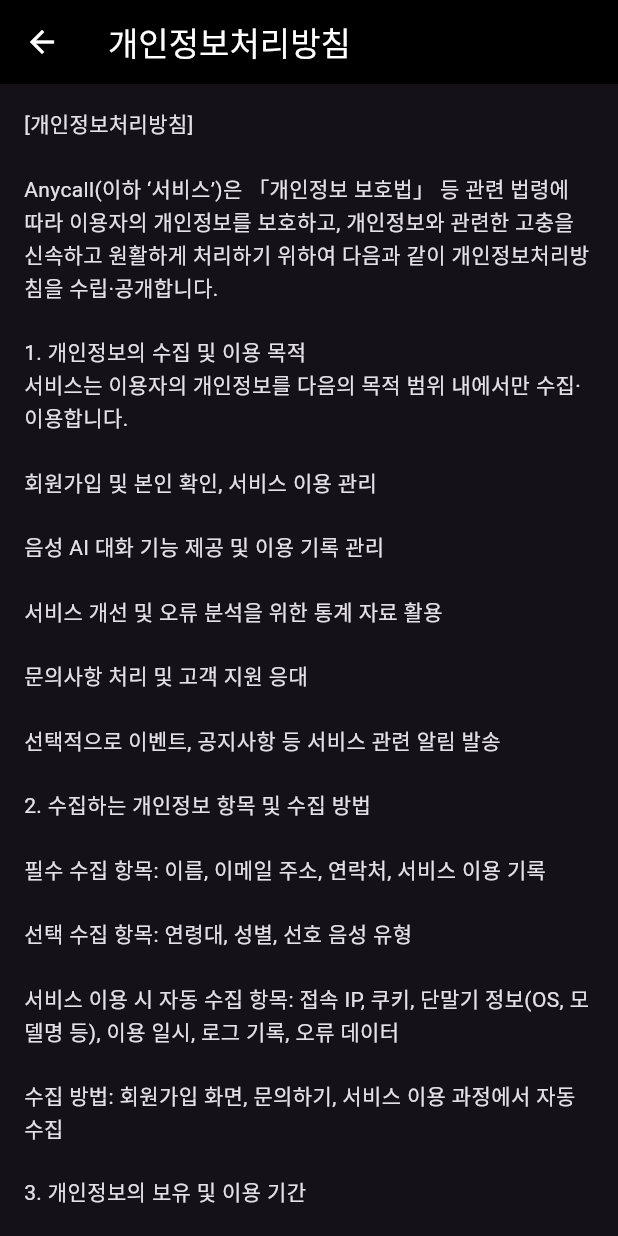
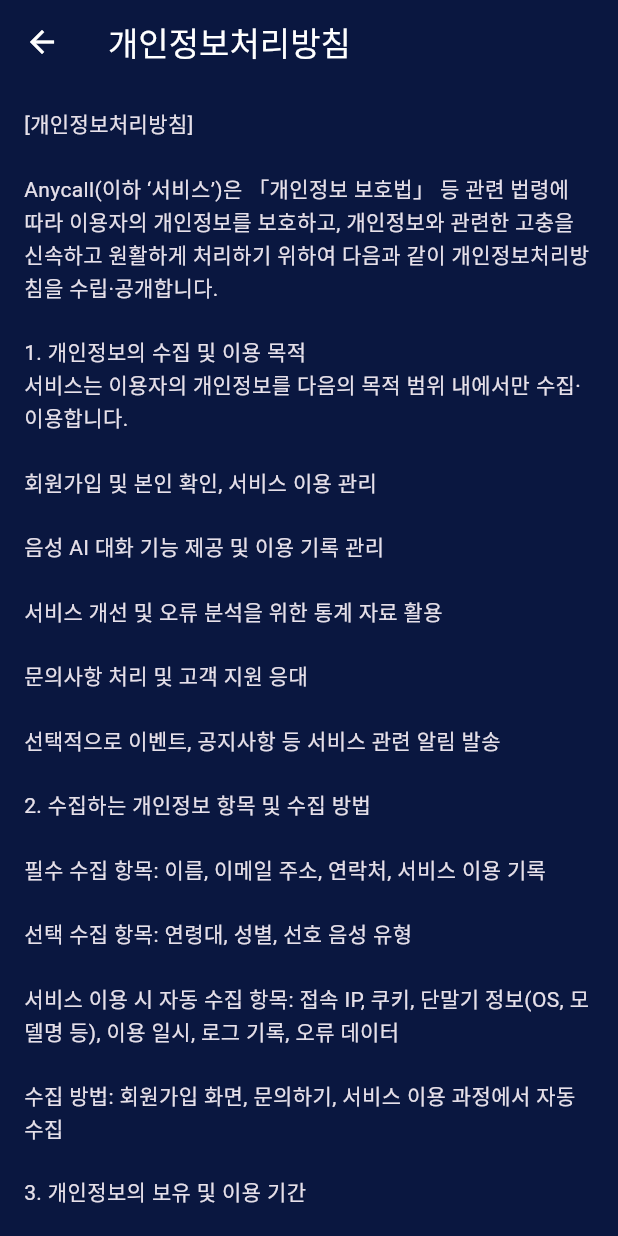
Before and after one commit to 25-2-fall-capstonedesign2/frontend, a Flutter app: the PrivacyPolicyScreen screen opened directly, on a phone screen of 412 x 824 dp. Run offline on Flutter 3.47's test engine with Material 3 defaults, Android fonts, the phone set to English and light mode, and no system bars; our stand-ins replace flutter_secure_storage; missing offline and left inert: window_manager; accounts and stored records are empty.

Commit message:
[MOD] 약관 화면 배경색 변경

```diff
--- a/lib/api_service.dart
+++ b/lib/api_service.dart
@@ -3,7 +3,7 @@
 import 'package:flutter_secure_storage/flutter_secure_storage.dart';
 
 class ApiService {
-  //********* 실제 서버 주소로 변경하기! *********//
+  //********* 실제 벡엔드에서 설정한 서버 주소로 변경하기! *********//
   static const String _baseUrl = 'http://localhost:8080';
   static const _storage = FlutterSecureStorage();
 
--- a/lib/commons/app_colors.dart
+++ b/lib/commons/app_colors.dart
@@ -2,7 +2,7 @@
 
 class AppColors {
   static const Color primary = Color(0xFF5E5CE6); // 예시: 주요 버튼 색상
-  static const Color background = Color(0xFF0A0A0A); // 예시: 화면 배경색
+  static const Color background = Color(0xFF0A1740);
   static const Color textPrimary = Color(0xFFFFFFFF); // 예시: 기본 텍스트 색상
   static const Color textSecondary = Color(0xFF8A8A8E); // 예시: 보조 텍스트 색상
 }
--- a/lib/screens/privacy_policy_screen.dart
+++ b/lib/screens/privacy_policy_screen.dart
@@ -1,4 +1,5 @@
 import 'package:flutter/material.dart';
+import 'package:anycall/Commons/app_colors.dart';
 
 class PrivacyPolicyScreen extends StatelessWidget {
   const PrivacyPolicyScreen({super.key});
@@ -6,9 +7,11 @@
   @override
   Widget build(BuildContext context) {
     return Scaffold(
+      backgroundColor: AppColors.background,
+
       appBar: AppBar(
         title: const Text('개인정보처리방침'),
-        backgroundColor: Colors.black,
+        backgroundColor: AppColors.background,
         foregroundColor: Colors.white,
         // actions: [
         //   IconButton(
--- a/lib/screens/terms_screen.dart
+++ b/lib/screens/terms_screen.dart
@@ -1,4 +1,5 @@
 import 'package:flutter/material.dart';
+import 'package:anycall/Commons/app_colors.dart';
 
 class TermsScreen extends StatelessWidget {
   const TermsScreen({super.key});
@@ -6,11 +7,12 @@
   @override
   Widget build(BuildContext context) {
     return Scaffold(
+      backgroundColor: AppColors.background,
       // 1. 상단 앱 바
       appBar: AppBar(
         // 뒤로가기 버튼이 자동으로 생기지만, 제목을 추가합니다.
         title: const Text('이용약관'),
-        backgroundColor: Colors.black,
+        backgroundColor: AppColors.background,
         foregroundColor: Colors.white,
         // // 2. 우상단에 닫기(로그인 화면으로 돌아가기) 버튼 추가
         // actions: [
```
